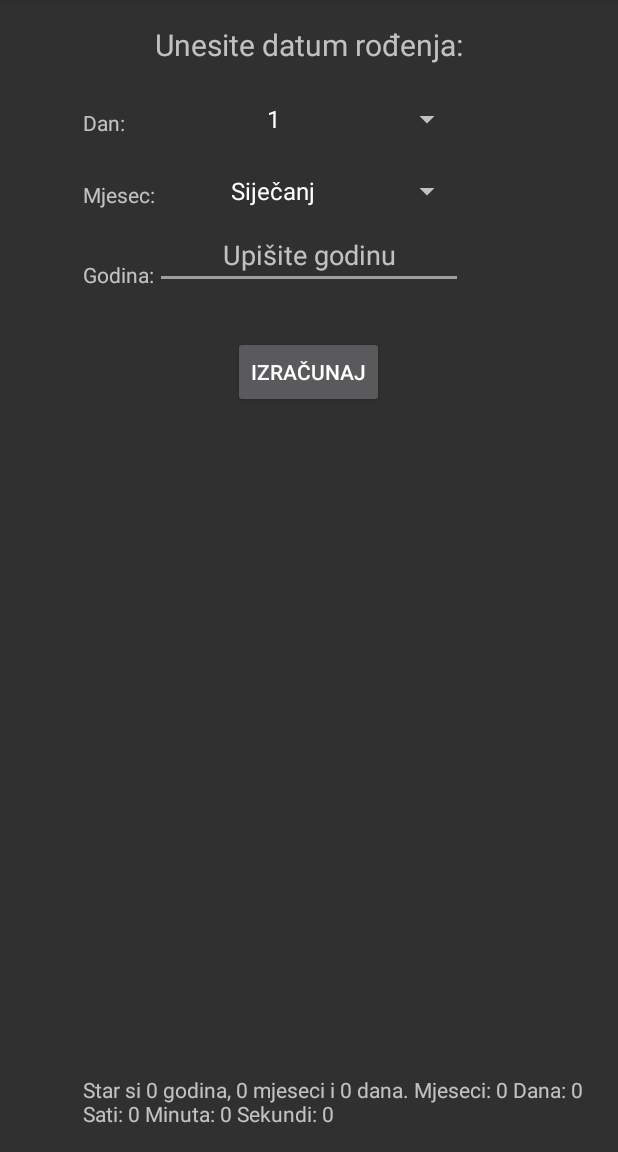
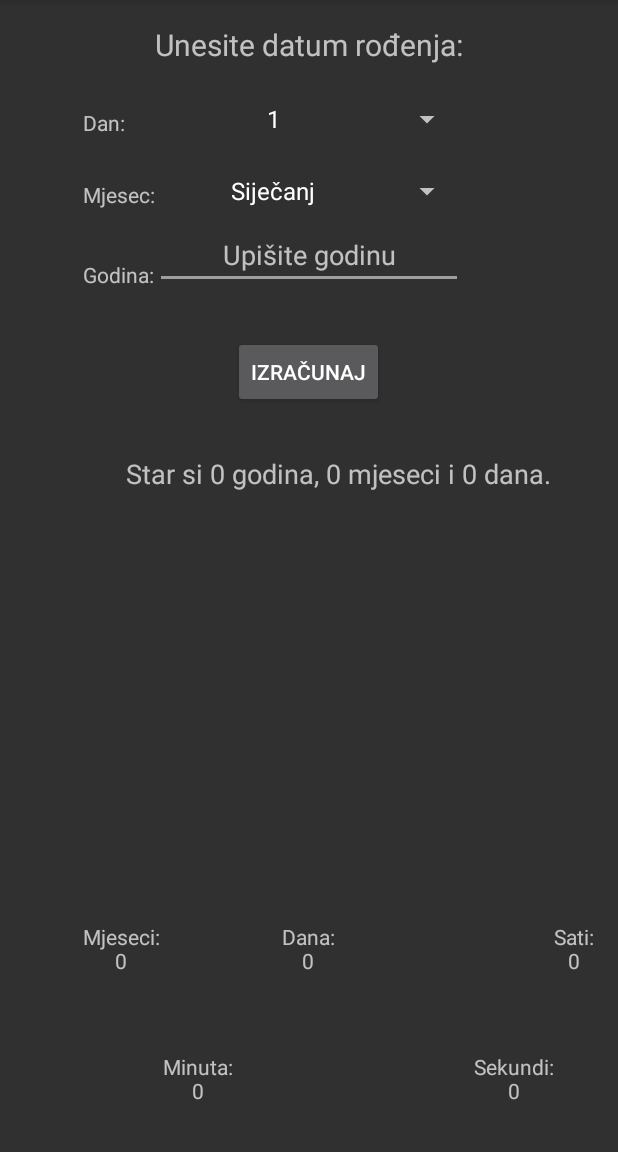
Before and after one commit to noNameDev4/KolikoSamStar, an Android app: the screen it shows after launch (MainActivity), after a tap on "IZRAČUNAJ", on a phone screen of 412 x 824 dp, the part 84-1236 px from its top. Run offline under Robolectric (Android 15) with nearby library versions, the phone set to English and light mode, and no system bars; 2 statements that could not run were skipped.

Commit message:
Preliminary GUI for result printout

```diff
--- a/Kolikosamstar/app/src/main/java/com/dr/kolikosamstar/MainActivity.java
+++ b/Kolikosamstar/app/src/main/java/com/dr/kolikosamstar/MainActivity.java
@@ -33,7 +33,12 @@ public class MainActivity extends AppCompatActivity {
         EditText editText = (EditText) findViewById(R.id.edittext_year);
         String year = editText.getText().toString();
         Integer yearInt = Integer.parseInt(year);
-        TextView answer= (TextView) findViewById(R.id.textViewResult);
+        TextView answer= (TextView) findViewById(R.id.answerText);
+        TextView answerMonths= (TextView) findViewById(R.id.monthsText);
+        TextView answerDays= (TextView) findViewById(R.id.daysText);
+        TextView answerHours= (TextView) findViewById(R.id.hoursText);
+        TextView answerMinutes= (TextView) findViewById(R.id.minutesText);
+        TextView answerSeconds= (TextView) findViewById(R.id.secondsText);
 
         Spinner spinnerDay = (Spinner) findViewById(R.id.spinner_days);
        // String day = spinner.getSelectedItem().(); // Small, Medium, Large
@@ -74,9 +79,13 @@ public class MainActivity extends AppCompatActivity {
                 new SimpleDateFormat ("E yyyy.MM.dd 'at' hh:mm:ss a zzz");
 
 
-        answer.setText(/*ft.format(date1) +ft1.format(date2)+ */"Star si " + star[2] + " godina, " +  star[1] + " mjeseci i " + star[0] + " dana."+
-        " Mjeseci: " + dmonths +" Dana: " +ddays +" Sati: " +dhours +" Minuta: " +dminutes +" Sekundi: " + dsecs );//or if you want system.out.println(...);
+        answer.setText(/*ft.format(date1) +ft1.format(date2)+ */"Star si " + star[2] + " godina, " +  star[1] + " mjeseci i " + star[0] + " dana.");
 
+        answerMonths.setText("Mjeseci:\n" + dmonths);
+        answerDays.setText("Dana:\n" +ddays);
+        answerHours.setText("Sati:\n" +dhours);
+        answerMinutes.setText("Minuta:\n" +dminutes);
+        answerSeconds.setText("Sekundi:\n" + dsecs);
 
        // answer.setText("Your Day Difference="+ddays);
 
--- a/Kolikosamstar/app/src/main/res/layout/activity_main.xml
+++ b/Kolikosamstar/app/src/main/res/layout/activity_main.xml
@@ -89,15 +89,6 @@
         android:layout_above="@+id/edittext_year"
         android:layout_toLeftOf="@+id/spinner_months" />
 
-    <TextView
-        android:text="TextView"
-        android:layout_width="wrap_content"
-        android:layout_height="wrap_content"
-        android:layout_alignLeft="@+id/textview_year"
-        android:layout_alignStart="@+id/textview_year"
-        android:id="@+id/textViewResult"
-        android:layout_alignParentBottom="true" />
-
     <Button
         android:text="Izračunaj"
         android:layout_width="wrap_content"
@@ -108,4 +99,71 @@
         android:id="@+id/buttonAsk"
         android:onClick="calculateAge" />
 
+    <TextView
+        android:text="TextView"
+        android:layout_width="wrap_content"
+        android:layout_height="wrap_content"
+        android:layout_below="@+id/buttonAsk"
+        android:layout_marginTop="31dp"
+        android:id="@+id/answerText"
+        android:layout_alignLeft="@+id/textview_year"
+        android:layout_alignStart="@+id/textview_year"
+        android:layout_alignParentRight="true"
+        android:layout_alignParentEnd="true"
+        android:textAlignment="center"
+        android:textSize="18sp" />
+
+    <TextView
+        android:text="TextView"
+        android:layout_width="wrap_content"
+        android:layout_height="wrap_content"
+        android:id="@+id/daysText"
+        android:layout_alignBaseline="@+id/monthsText"
+        android:layout_alignBottom="@+id/monthsText"
+        android:layout_centerHorizontal="true"
+        android:textAlignment="center" />
+
+    <TextView
+        android:text="TextView"
+        android:layout_width="wrap_content"
+        android:layout_height="wrap_content"
+        android:layout_alignTop="@+id/minutesText"
+        android:layout_toLeftOf="@+id/hoursText"
+        android:layout_toStartOf="@+id/hoursText"
+        android:id="@+id/secondsText"
+        android:textAlignment="center" />
+
+    <TextView
+        android:text="TextView"
+        android:layout_width="wrap_content"
+        android:layout_height="wrap_content"
+        android:id="@+id/hoursText"
+        android:layout_alignBaseline="@+id/daysText"
+        android:layout_alignBottom="@+id/daysText"
+        android:layout_alignParentRight="true"
+        android:layout_alignParentEnd="true"
+        android:textAlignment="center" />
+
+    <TextView
+        android:text="TextView"
+        android:layout_width="wrap_content"
+        android:layout_height="wrap_content"
+        android:id="@+id/monthsText"
+        android:textAlignment="center"
+        android:layout_above="@+id/secondsText"
+        android:layout_alignLeft="@+id/answerText"
+        android:layout_alignStart="@+id/answerText"
+        android:layout_marginBottom="51dp" />
+
+    <TextView
+        android:text="TextView"
+        android:layout_width="wrap_content"
+        android:layout_height="wrap_content"
+        android:layout_marginBottom="15dp"
+        android:id="@+id/minutesText"
+        android:textAlignment="center"
+        android:layout_alignParentBottom="true"
+        android:layout_toLeftOf="@+id/buttonAsk"
+        android:layout_toStartOf="@+id/buttonAsk" />
+
 </RelativeLayout>
```
